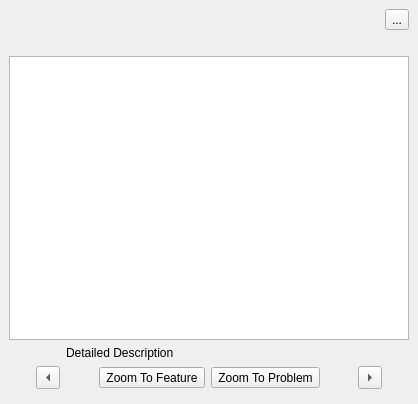
Above: src/ui/qgsgeometryvalidationdockbase.ui from qgis/QGIS before the change. Below: the same form after it.
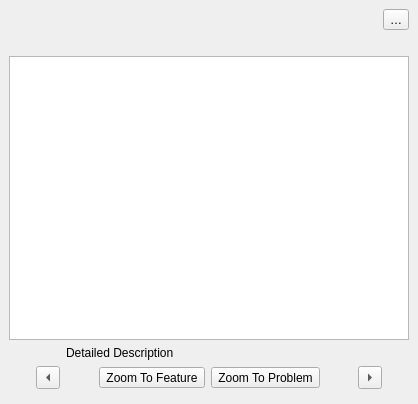
That is the form after the change. Icons and pictures are not drawn. Custom widgets are drawn as their Qt base class.

The edit to the form file:
```diff
--- a/src/ui/qgsgeometryvalidationdockbase.ui
+++ b/src/ui/qgsgeometryvalidationdockbase.ui
@@ -171,7 +171,7 @@
     <item row="0" column="1">
      <widget class="QToolButton" name="mTopologyChecksPendingButton">
       <property name="text">
-       <string>...</string>
+       <string>…</string>
       </property>
       <property name="icon">
        <iconset resource="../../images/images.qrc">
```
